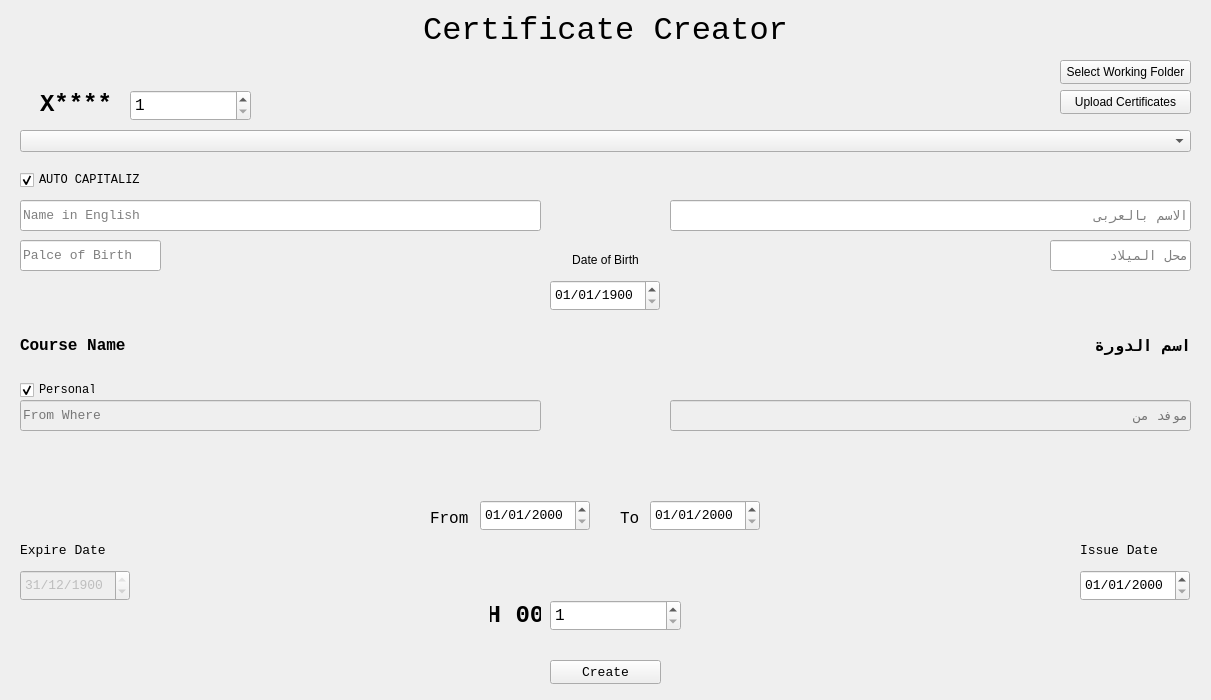
The window that MTUC Certificate Generator.ui (OmarShalaby24/MTUC-App) describes before a commit, drawn with Qt 5.
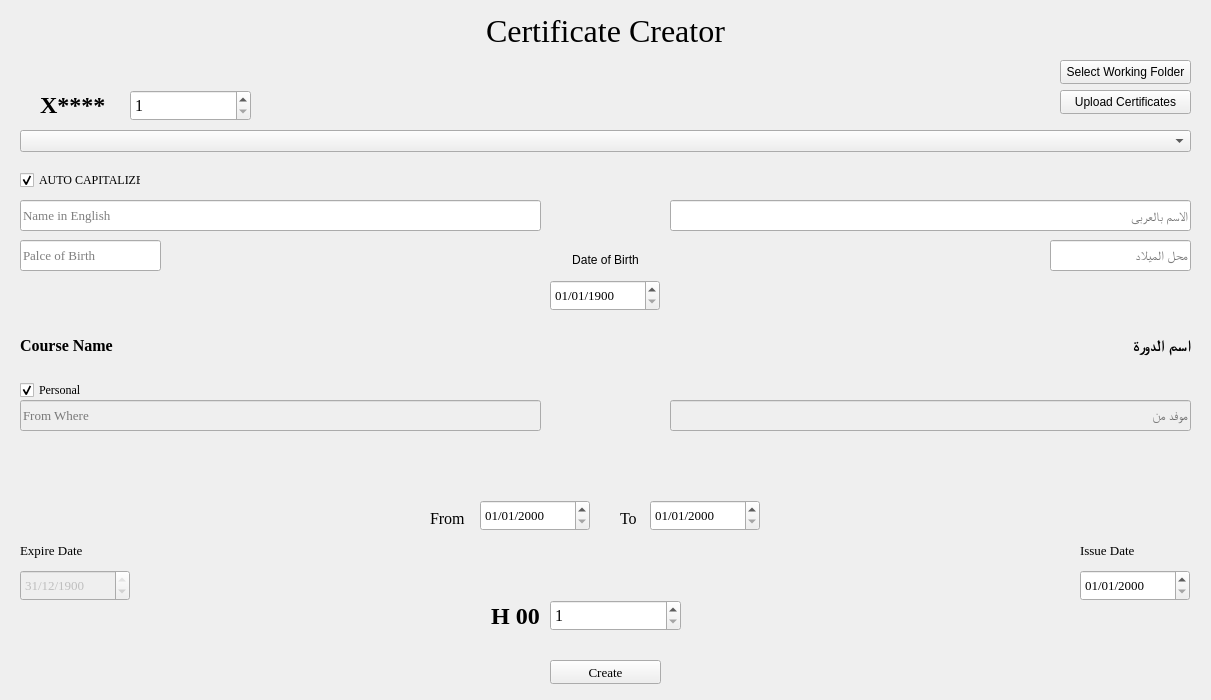
The same window after the commit.

Patch:
```diff
--- a/MTUC Certificate Generator.ui
+++ b/MTUC Certificate Generator.ui
@@ -36,7 +36,7 @@
    </property>
    <property name="font">
     <font>
-     <family>Consolas</family>
+     <family>Times New Roman</family>
      <pointsize>24</pointsize>
     </font>
    </property>
@@ -58,7 +58,7 @@
    </property>
    <property name="font">
     <font>
-     <family>Consolas</family>
+     <family>Times New Roman</family>
      <pointsize>18</pointsize>
      <bold>true</bold>
     </font>
@@ -81,7 +81,7 @@
    </property>
    <property name="font">
     <font>
-     <family>Consolas</family>
+     <family>Times New Roman</family>
      <pointsize>12</pointsize>
      <bold>false</bold>
     </font>
@@ -158,7 +158,7 @@
    </property>
    <property name="font">
     <font>
-     <family>Consolas</family>
+     <family>Times New Roman</family>
     </font>
    </property>
    <property name="text">
@@ -179,7 +179,7 @@
    </property>
    <property name="font">
     <font>
-     <family>Consolas</family>
+     <family>Times New Roman</family>
      <pointsize>10</pointsize>
     </font>
    </property>
@@ -207,7 +207,7 @@
    </property>
    <property name="font">
     <font>
-     <family>Consolas</family>
+     <family>Times New Roman</family>
      <pointsize>10</pointsize>
     </font>
    </property>
@@ -238,7 +238,7 @@
    </property>
    <property name="font">
     <font>
-     <family>Consolas</family>
+     <family>Times New Roman</family>
      <pointsize>10</pointsize>
     </font>
    </property>
@@ -269,7 +269,7 @@
    </property>
    <property name="font">
     <font>
-     <family>Consolas</family>
+     <family>Times New Roman</family>
      <pointsize>10</pointsize>
     </font>
    </property>
@@ -322,7 +322,7 @@
    </property>
    <property name="font">
     <font>
-     <family>Consolas</family>
+     <family>Times New Roman</family>
      <pointsize>10</pointsize>
     </font>
    </property>
@@ -358,7 +358,7 @@
    </property>
    <property name="font">
     <font>
-     <family>Consolas</family>
+     <family>Times New Roman</family>
      <pointsize>12</pointsize>
      <bold>true</bold>
     </font>
@@ -381,7 +381,7 @@
    </property>
    <property name="font">
     <font>
-     <family>Consolas</family>
+     <family>Times New Roman</family>
      <pointsize>12</pointsize>
      <bold>true</bold>
     </font>
@@ -404,7 +404,7 @@
    </property>
    <property name="font">
     <font>
-     <family>Consolas</family>
+     <family>Times New Roman</family>
     </font>
    </property>
    <property name="text">
@@ -428,7 +428,7 @@
    </property>
    <property name="font">
     <font>
-     <family>Consolas</family>
+     <family>Times New Roman</family>
      <pointsize>10</pointsize>
     </font>
    </property>
@@ -459,7 +459,7 @@
    </property>
    <property name="font">
     <font>
-     <family>Consolas</family>
+     <family>Times New Roman</family>
      <pointsize>10</pointsize>
     </font>
    </property>
@@ -490,7 +490,7 @@
    </property>
    <property name="font">
     <font>
-     <family>Consolas</family>
+     <family>Times New Roman</family>
      <pointsize>10</pointsize>
     </font>
    </property>
@@ -509,7 +509,7 @@
    </property>
    <property name="font">
     <font>
-     <family>Consolas</family>
+     <family>Times New Roman</family>
      <pointsize>12</pointsize>
      <bold>false</bold>
     </font>
@@ -529,7 +529,7 @@
    </property>
    <property name="font">
     <font>
-     <family>Consolas</family>
+     <family>Times New Roman</family>
      <pointsize>12</pointsize>
      <bold>false</bold>
     </font>
@@ -549,7 +549,7 @@
    </property>
    <property name="font">
     <font>
-     <family>Consolas</family>
+     <family>Times New Roman</family>
      <pointsize>10</pointsize>
     </font>
    </property>
@@ -568,7 +568,7 @@
    </property>
    <property name="font">
     <font>
-     <family>Consolas</family>
+     <family>Times New Roman</family>
      <pointsize>10</pointsize>
     </font>
    </property>
@@ -587,7 +587,7 @@
    </property>
    <property name="font">
     <font>
-     <family>Consolas</family>
+     <family>Times New Roman</family>
      <pointsize>10</pointsize>
     </font>
    </property>
@@ -606,7 +606,7 @@
    </property>
    <property name="font">
     <font>
-     <family>Consolas</family>
+     <family>Times New Roman</family>
      <pointsize>18</pointsize>
      <bold>true</bold>
     </font>
@@ -632,7 +632,7 @@
    </property>
    <property name="font">
     <font>
-     <family>Consolas</family>
+     <family>Times New Roman</family>
      <pointsize>10</pointsize>
     </font>
    </property>
@@ -658,7 +658,7 @@
    </property>
    <property name="font">
     <font>
-     <family>Consolas</family>
+     <family>Times New Roman</family>
      <pointsize>10</pointsize>
     </font>
    </property>
@@ -677,7 +677,7 @@
    </property>
    <property name="font">
     <font>
-     <family>Consolas</family>
+     <family>Times New Roman</family>
      <pointsize>12</pointsize>
     </font>
    </property>
@@ -724,7 +724,7 @@
    </property>
    <property name="font">
     <font>
-     <family>Consolas</family>
+     <family>Times New Roman</family>
      <pointsize>10</pointsize>
     </font>
    </property>
```
Left out of the diff: 6 changed lines with no effect on the pictures.
